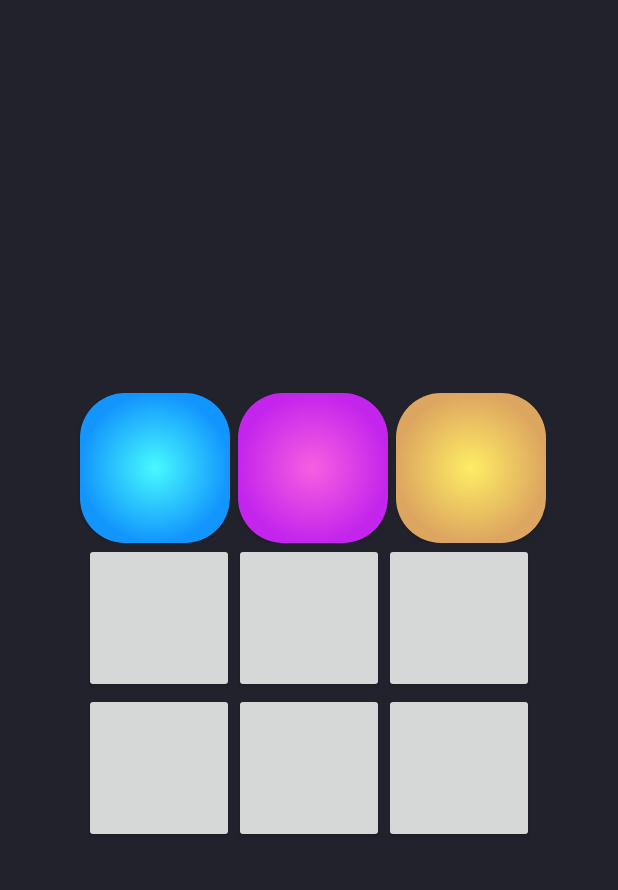
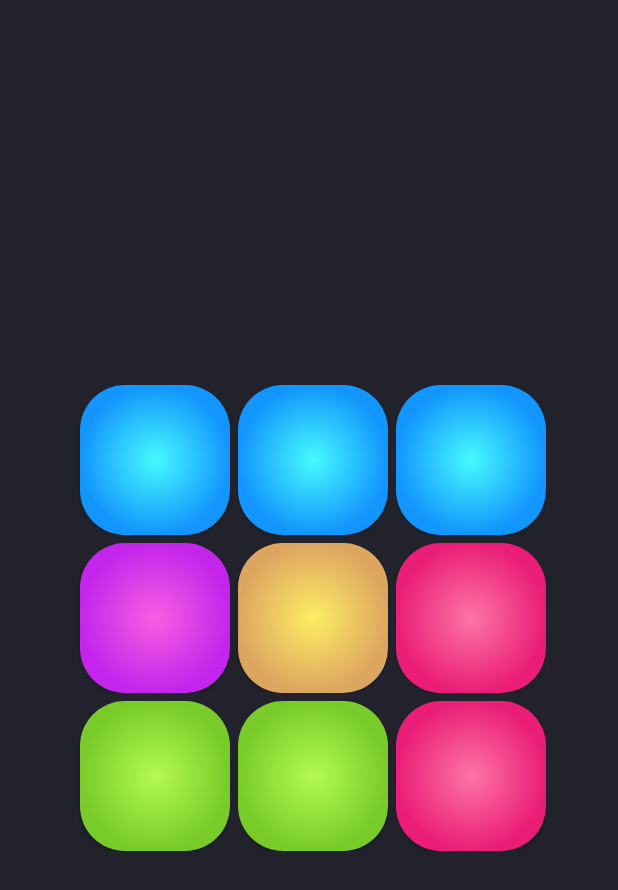
Before and after one commit to AskatDzhambulov/Android_drumPad, an Android app: the MainActivity screen opened directly, with no data from a screen before it, on a phone screen of 412 x 824 dp. Shown: the top 890 px of the screen. Run offline under Robolectric (Android 15) with nearby library versions, the light colour scheme and no system bars.

Commit message:
added all buttons colors

```diff
--- /dev/null
+++ b/app/src/main/res/drawable/green_button.xml
@@ -0,0 +1,25 @@
+<?xml version="1.0" encoding="utf-8"?>
+<selector xmlns:android="http://schemas.android.com/apk/res/android">
+<item android:state_pressed="false">
+    <shape android:shape="rectangle">
+        <gradient android:startColor="@color/greenStartColor"
+            android:endColor="@color/greenEndColor"
+            android:type="radial"
+            android:angle="90"
+            android:gradientRadius="50dp"/>
+        <corners android:radius="30dp" />
+    </shape>
+</item>
+
+    <item android:state_pressed="true">
+        <shape android:shape="rectangle">
+            <gradient android:startColor="@color/greenStartColor"
+                android:endColor="@color/greenEndColor"
+                android:type="radial"
+                android:angle="90"
+                android:gradientRadius="100dp"/>
+            <corners android:radius="30dp" />
+        </shape>
+    </item>
+
+</selector>
--- /dev/null
+++ b/app/src/main/res/drawable/pink_button.xml
@@ -0,0 +1,25 @@
+<?xml version="1.0" encoding="utf-8"?>
+<selector xmlns:android="http://schemas.android.com/apk/res/android">
+<item android:state_pressed="false">
+    <shape android:shape="rectangle">
+        <gradient android:startColor="@color/pinkStartColor"
+            android:endColor="@color/pinkEndColor"
+            android:type="radial"
+            android:angle="90"
+            android:gradientRadius="50dp"/>
+        <corners android:radius="30dp" />
+    </shape>
+</item>
+
+    <item android:state_pressed="true">
+        <shape android:shape="rectangle">
+            <gradient android:startColor="@color/pinkStartColor"
+                android:endColor="@color/pinkEndColor"
+                android:type="radial"
+                android:angle="90"
+                android:gradientRadius="100dp"/>
+            <corners android:radius="30dp" />
+        </shape>
+    </item>
+
+</selector>
--- a/app/src/main/res/layout/activity_main.xml
+++ b/app/src/main/res/layout/activity_main.xml
@@ -21,13 +21,13 @@
             android:layout_width="100dp"
             android:layout_height="100dp" />
         <Button
-            android:background="@drawable/purple_button"
+            android:background="@drawable/blue_button"
             android:layout_marginLeft="5dp"
             android:onClick="playSound2"
             android:layout_width="100dp"
             android:layout_height="100dp" />
         <Button
-            android:background="@drawable/orange_button"
+            android:background="@drawable/blue_button"
             android:layout_marginLeft="5dp"
             android:onClick="playSound3"
             android:layout_width="100dp"
@@ -35,36 +35,50 @@
     </LinearLayout>
 
     <LinearLayout
+        android:layout_marginTop="5dp"
         android:layout_width="wrap_content"
         android:layout_height="wrap_content"
         android:orientation="horizontal">
         <Button
+            android:background="@drawable/purple_button"
+            android:layout_marginLeft="5dp"
             android:onClick="playSound4"
             android:layout_width="100dp"
             android:layout_height="100dp" />
         <Button
+            android:background="@drawable/orange_button"
+            android:layout_marginLeft="5dp"
             android:onClick="playSound5"
             android:layout_width="100dp"
             android:layout_height="100dp" />
         <Button
+            android:background="@drawable/pink_button"
+            android:layout_marginLeft="5dp"
             android:onClick="playSound6"
             android:layout_width="100dp"
             android:layout_height="100dp" />
     </LinearLayout>
 
     <LinearLayout
+        android:layout_marginTop="5dp"
         android:layout_width="wrap_content"
         android:layout_height="wrap_content"
         android:orientation="horizontal">
         <Button
+            android:background="@drawable/green_button"
+            android:layout_marginLeft="5dp"
             android:onClick="playSound7"
             android:layout_width="100dp"
             android:layout_height="100dp" />
         <Button
+            android:background="@drawable/green_button"
+            android:layout_marginLeft="5dp"
             android:onClick="playSound8"
             android:layout_width="100dp"
             android:layout_height="100dp" />
         <Button
+            android:background="@drawable/pink_button"
+            android:layout_marginLeft="5dp"
             android:onClick="playSound9"
             android:layout_width="100dp"
             android:layout_height="100dp" />
```
